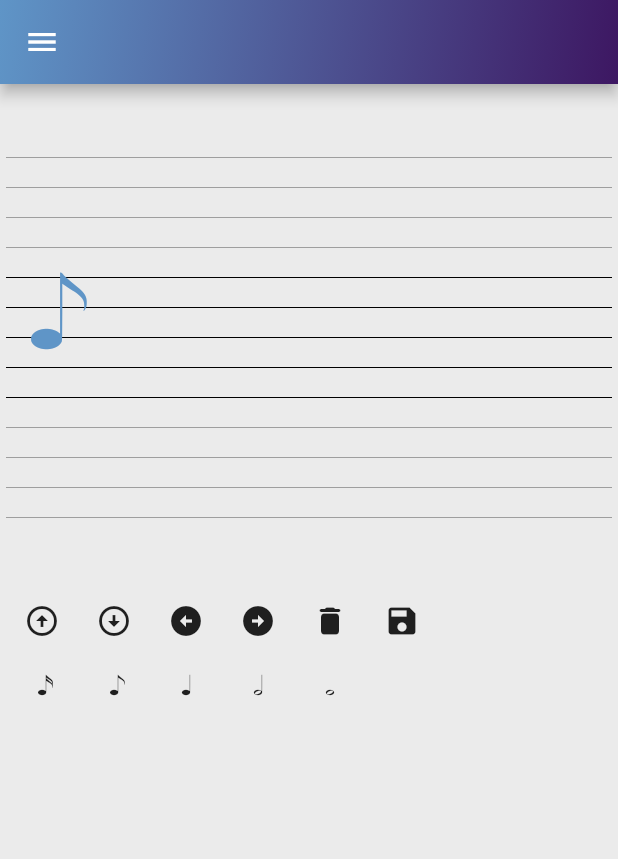
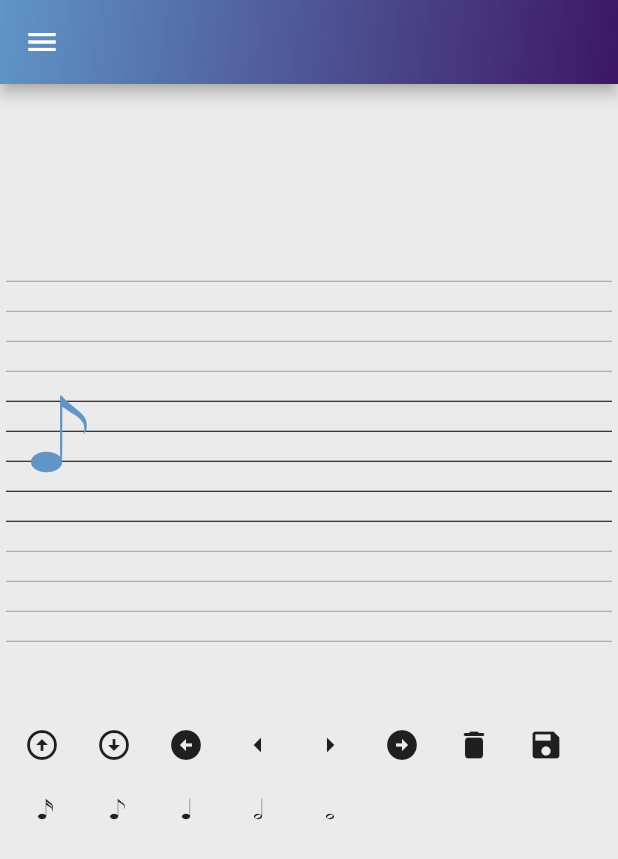
Before and after one commit to zoskar/tranquillo, a Flutter app: the CreateScreen screen opened directly, on a phone screen of 412 x 824 dp. Shown: the top 859 px of the screen. Run offline on Flutter 3.47's test engine with Material 2 defaults, Android fonts, the phone set to English and light mode, and no system bars; drawn by our look-alikes of carousel_slider; our stand-ins replace firebase_auth, firebase_core, firebase_database, flutter_bloc, flutter_form_builder, flutter_hooks; accounts and stored records are empty; network calls fail.

Commit message:
basic beats display

```diff
--- a/lib/cubits/dictando_cubit.dart
+++ b/lib/cubits/dictando_cubit.dart
@@ -91,6 +91,9 @@ class DictandoCubit extends Cubit<DictandoState> {
 
   addBeat() {
     dictando.beats.add(beat);
+    beat = Beat([Note(duration: 8, pitch: 12)]);
+    beatIndex += 1;
+    noteIndex = 0;
     emit(DictandoSetState());
   }
 
--- a/lib/presentation/create_screen/create_screen.dart
+++ b/lib/presentation/create_screen/create_screen.dart
@@ -1,7 +1,9 @@
+import 'package:carousel_slider/carousel_slider.dart';
 import 'package:dict/cubits/dictando_cubit.dart';
 import 'package:dict/presentation/create_screen/widgets/beat_widget.dart';
 import 'package:dict/presentation/create_screen/widgets/keyboard.dart';
 import 'package:dict/presentation/create_screen/staff.dart';
+import 'package:dict/presentation/create_screen/widgets/stateic_beat_widget.dart';
 import 'package:dict/util/app_colors.dart';
 import 'package:flutter/material.dart';
 import 'package:flutter_bloc/flutter_bloc.dart';
@@ -16,6 +18,7 @@ class CreateScreen extends StatelessWidget {
   @override
   Widget build(BuildContext context) {
     // double height = MediaQuery.of(context).size.height;
+    double width = MediaQuery.of(context).size.width;
 
     if (context.read<DictandoCubit>().state is InitState) {
       context.read<DictandoCubit>().init();
@@ -39,16 +42,42 @@ class CreateScreen extends StatelessWidget {
               child: Column(
                 children: [
                   SizedBox(
+                    height: mainScale / 4 * 24 + 9 * mainScale / 4,
+                    child: BlocBuilder<DictandoCubit, DictandoState>(
+                      builder: (context, state) => CarouselSlider(
+                        options: CarouselOptions(
+                          viewportFraction: 1,
+                          enableInfiniteScroll: false,
+                          aspectRatio: width / mainScale / 10,
+                        ),
+                        items: context
+                            .read<DictandoCubit>()
+                            .dictando
+                            .beats
+                            .map(
+                              (i) => Builder(
+                                builder: (BuildContext context) => Stack(
+                                  children: [
+                                    Staff(distance: mainScale / 4),
+                                    StaticBeatWidget(
+                                      step: mainScale / 4,
+                                      beat: i,
+                                    ),
+                                  ],
+                                ),
+                              ),
+                            )
+                            .toList(),
+                      ),
+                    ),
+                  ),
+                  SizedBox(
                     // 24: lines and spaces + 9: noteScale
                     height: mainScale * 24 + 9 * mainScale,
                     child: Stack(
                       children: [
                         Staff(distance: mainScale),
-                        BlocBuilder<DictandoCubit, DictandoState>(
-                          builder: (context, state) => BeatWidget(
-                            step: mainScale,
-                          ),
-                        ),
+                        BeatWidget(step: mainScale),
                       ],
                     ),
                   ),
--- a/lib/presentation/create_screen/widgets/beat_widget.dart
+++ b/lib/presentation/create_screen/widgets/beat_widget.dart
@@ -12,7 +12,9 @@ class BeatWidget extends StatelessWidget {
   final double step;
 
   @override
-  Widget build(BuildContext context) => Row(
+  Widget build(BuildContext context) =>
+      BlocBuilder<DictandoCubit, DictandoState>(
+        builder: (context, state) => Row(
           children: [
             for (var i = 0;
                 i < context.read<DictandoCubit>().beat.notes.length;
@@ -20,8 +22,8 @@ class BeatWidget extends StatelessWidget {
               Column(
                 children: [
                   SizedBox(
-                  height:
-                      context.read<DictandoCubit>().beat.notes[i].pitch * step,
+                    height: context.read<DictandoCubit>().beat.notes[i].pitch *
+                        step,
                   ),
                   SizedBox(
                     width: 52,
@@ -38,5 +40,6 @@ class BeatWidget extends StatelessWidget {
                 ],
               ),
           ],
+        ),
       );
 }
--- a/lib/presentation/create_screen/widgets/keyboard.dart
+++ b/lib/presentation/create_screen/widgets/keyboard.dart
@@ -27,14 +27,28 @@ class Keyboard extends StatelessWidget {
                 icon: const Icon(Icons.arrow_circle_down),
               ),
               IconButton(
-                onPressed: () {
-                  context.read<DictandoCubit>().noteLeft();
-                },
+                // TODO(zoskar):
+                onPressed: () {},
                 icon: const Icon(Icons.arrow_circle_left),
               ),
               IconButton(
                 onPressed: () {
+                  context.read<DictandoCubit>().noteLeft();
+                },
+                icon: const Icon(Icons.arrow_left),
+              ),
+              IconButton(
+                onPressed: () {
                   context.read<DictandoCubit>().noteRight();
+                },
+                icon: const Icon(Icons.arrow_right),
+              ),
+              IconButton(
+                onPressed: () {
+                  if (context.read<DictandoCubit>().beatIndex ==
+                      context.read<DictandoCubit>().dictando.beats.length) {
+                    context.read<DictandoCubit>().addBeat();
+                  }
                 },
                 icon: const Icon(Icons.arrow_circle_right),
               ),
--- a/lib/presentation/login/login_screen.dart
+++ b/lib/presentation/login/login_screen.dart
@@ -172,7 +172,7 @@ class LoginScreen extends HookWidget {
                                     if (state is Authenticated) {
                                       Navigator.pushReplacementNamed(
                                         context,
-                                        '/browse',
+                                        '/create',
                                       );
                                     }
                                   },
--- a/pubspec.yaml
+++ b/pubspec.yaml
@@ -9,6 +9,7 @@ environment:
   sdk: ">=2.16.0 <3.0.0"
 
 dependencies:
+  carousel_slider: ^4.2.1
   cupertino_icons: ^1.0.2
   equatable: ^2.0.3
   firebase_auth: ^4.4.0
```
Also changed, not shown: lib/data/classes.dart (+19 -0 lines), lib/presentation/create_screen/widgets/stateic_beat_widget.dart (added, +35 -0 lines), pubspec.lock. Lines whose indentation alone changed are shown as unchanged.
